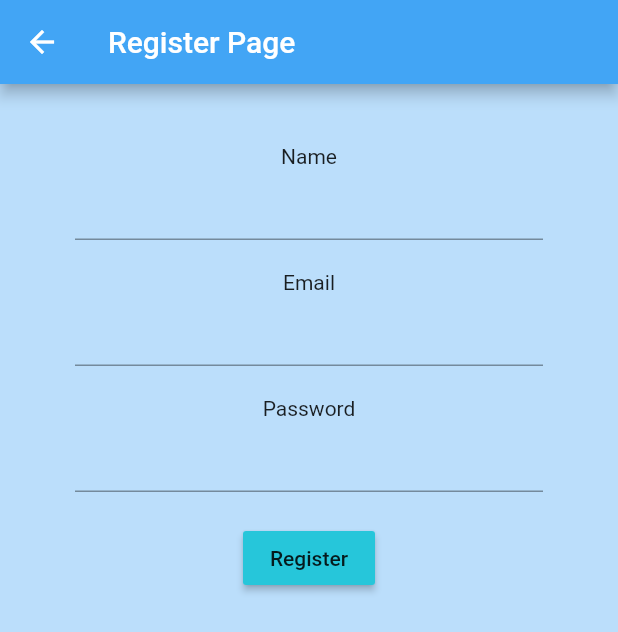
After one commit to louis-ple/mchacks-lark, a Flutter app: the screen it shows after launch, after a tap on "Register", on a phone screen of 412 x 824 dp. The commit adds this screen. Shown: the top 632 px of the screen. Run offline on Flutter 3.47's test engine with Material 2 defaults, Android fonts, the phone set to English and light mode, and no system bars; our stand-ins replace cloud_firestore, firebase_auth; accounts and stored records are empty.

Commit message:
firebase something

```diff
--- a/lib/authentication/authenticate.dart
+++ b/lib/authentication/authenticate.dart
@@ -1,4 +1,5 @@
 import 'package:flutter/material.dart';
+import 'package:flutter_app/authentication/register.dart';
 import 'package:flutter_app/log_ins/sign_in.dart';
 
 class Authenticate extends StatefulWidget {
--- /dev/null
+++ b/lib/authentication/register.dart
@@ -0,0 +1,75 @@
+import 'package:flutter/material.dart';
+import 'package:flutter_app/log_ins/auth.dart';
+import 'package:flutter_app/main.dart';
+
+class Register extends StatefulWidget {
+  @override
+  _RegisterState createState() => _RegisterState();
+}
+
+class _RegisterState extends State<Register> {
+
+  final AuthService _auth = AuthService();
+
+  // text field state
+  String name = '';
+  String email = '';
+  String password = '';
+
+
+  @override
+  Widget build(BuildContext context) {
+    return Scaffold(
+        backgroundColor: Colors.blue[100],
+        appBar: AppBar(
+          backgroundColor: Colors.blue[400],
+          title: Text('Register Page'),
+        ),
+        body: Container(
+            padding: EdgeInsets.symmetric(vertical:20.0, horizontal: 50.0),
+            child: Form(
+                child: Column(
+                  children: <Widget>[
+                    //name
+                    SizedBox(height: 20.0),
+                    Text('Name'),
+                    TextFormField(
+                        onChanged: (val){
+                          setState(() => name = val);
+                        }
+                    ),
+                    // email
+                    SizedBox(height: 20.0),
+                    Text('Email'),
+                    TextFormField(
+                        onChanged: (val){
+                          setState(() => email = val);
+                        }
+                    ),
+                    // password
+                    SizedBox(height: 20.0),
+                    Text('Password'),
+                    TextFormField(
+                      obscureText: true,
+                      onChanged: (val){
+                        setState(() => password = val);
+                      },
+                    ),
+                    SizedBox(height: 20.0),
+                    RaisedButton(
+                      color: Colors.cyan[400],
+                      child: Text('Register'),
+                      onPressed: () async{
+                        Navigator.push(
+                            context,
+                            MaterialPageRoute(builder: (context) => FirstScreen())
+                        );
+                      },
+                    )
+                  ],
+                )
+            )
+        )
+    );
+  }
+}
--- a/lib/log_ins/sign_in.dart
+++ b/lib/log_ins/sign_in.dart
@@ -1,6 +1,7 @@
 import 'package:flutter/material.dart';
 import 'package:flutter/services.dart';
 import 'package:flutter_app/authentication/authenticate.dart';
+import 'package:flutter_app/authentication/register.dart';
 import 'package:flutter_app/log_ins/auth.dart';
 import 'package:flutter_app/main.dart';
 
@@ -16,35 +17,111 @@ class _SignInState extends State<SignIn> {
   @override
   Widget build(BuildContext context) {
     return Scaffold(
-      backgroundColor: Colors.blue[100],
-      appBar: AppBar(
-        leading: IconButton(
-            icon: Icon(Icons.arrow_back, color: Colors.blueGrey[600]),
-            onPressed: (){
-              Navigator.push(
-                context,
-                MaterialPageRoute(builder: (context) => FirstScreen())
-              );
-            }),
-        title: Text('Sign in'),
-      ),
-      body: Container(
-        padding: EdgeInsets.symmetric(vertical: 50.0, horizontal: 110.0),
-        child: RaisedButton(
-            color: Colors.white,
-          child: Text('Sign in anonymously'),
-          onPressed:() async{
-              dynamic result = await _auth.signInAnonymously();
-              if (result == null){
-                print('error signing in');
-              } else{
-                print('signed in');
-                print(result.uid);
-              }
-          }
+        backgroundColor: Colors.blue[100],
+        appBar: AppBar(
+          title: Text('Sign in'),
         ),
-      ),
-  //    new MaterialButton(),
+        body: Stack(
+            children: <Widget>[
+              Align(
+                alignment: Alignment(0.05, -0.8),
+                child: RaisedButton(
+                    color: Colors.white,
+                    child: Text('Sign in with email'),
+                    onPressed: () {
+                      Navigator.push(
+                        context,
+                        MaterialPageRoute(builder: (context) => SignInPage()),
+                      );
+                    }
+                ),
+              ),
+              Align(
+                alignment: Alignment(0.05, -0.6),
+                child: RaisedButton(
+                    color: Colors.white,
+                    child: Text('Register'),
+                    onPressed: () {
+                      Navigator.push(
+                        context,
+                        MaterialPageRoute(builder: (context) => Register()),
+                      );
+                    }
+                ),
+              ),//    new MaterialButton(),
+            ]
+        )
     );
   }
 }
+class SignInPage extends StatefulWidget {
+  @override
+  _SignInPageState createState() => _SignInPageState();
+}
+
+class _SignInPageState extends State<SignInPage> {
+
+  final AuthService _auth = AuthService();
+
+  // text field state
+  String name = '';
+  String email = '';
+  String password = '';
+
+
+  @override
+  Widget build(BuildContext context) {
+    return Scaffold(
+      backgroundColor: Colors.blue[100],
+      appBar: AppBar(
+        backgroundColor: Colors.blue[400],
+        title: Text('Sign In page'),
+      ),
+      body: Container(
+        padding: EdgeInsets.symmetric(vertical:20.0, horizontal: 50.0),
+        child: Form(
+          child: Column(
+            children: <Widget>[
+              //name
+              SizedBox(height: 20.0),
+              Text('Name'),
+              TextFormField(
+                onChanged: (val){
+                  setState(() => name = val);
+                }
+              ),
+              // email
+              SizedBox(height: 20.0),
+              Text('Email'),
+              TextFormField(
+                onChanged: (val){
+                  setState(() => email = val);
+                }
+              ),
+              // password
+              SizedBox(height: 20.0),
+              Text('Password'),
+              TextFormField(
+                obscureText: true,
+                onChanged: (val){
+                  setState(() => password = val);
+                },
+              ),
+              SizedBox(height: 20.0),
+              RaisedButton(
+                color: Colors.cyan[400],
+                child: Text('Sign in'),
+                onPressed: () async{
+                  Navigator.push(
+                      context,
+                      MaterialPageRoute(builder: (context) => FirstScreen())
+                  );
+                },
+              )
+            ],
+          )
+        )
+      )
+    );
+  }
+}
```
Also changed, not shown: lib/main.dart (+6 -2 lines).
